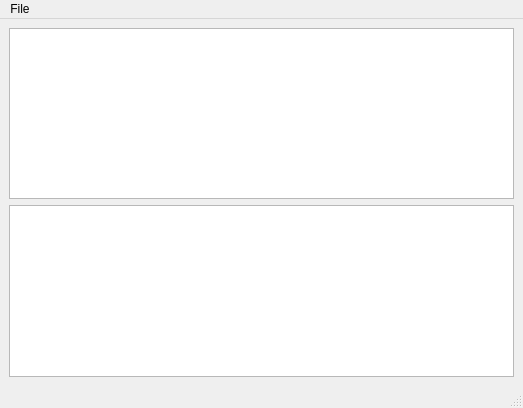
The window that src/ui/gui1.ui (volund/entr) describes before a commit, drawn with Qt 5.
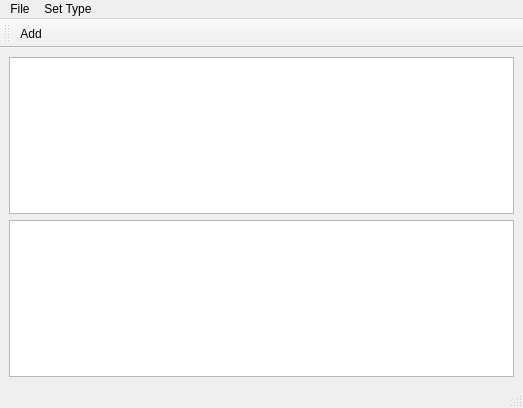
The same window after the commit.

Commit message: added ability to set document type, changed selection mode

```diff
--- a/src/ui/gui1.ui
+++ b/src/ui/gui1.ui
@@ -16,7 +16,20 @@
   <widget class="QWidget" name="centralwidget">
    <layout class="QVBoxLayout" name="verticalLayout">
     <item>
-     <widget class="QListView" name="unsorted_files_view"/>
+     <widget class="QTableView" name="unsorted_files_view">
+      <property name="locale">
+       <locale language="English" country="UnitedStates"/>
+      </property>
+      <property name="selectionBehavior">
+       <enum>QAbstractItemView::SelectRows</enum>
+      </property>
+      <property name="showGrid">
+       <bool>false</bool>
+      </property>
+      <property name="gridStyle">
+       <enum>Qt::NoPen</enum>
+      </property>
+     </widget>
     </item>
     <item>
      <widget class="QListView" name="metadata_view"/>
@@ -40,9 +53,27 @@
     <addaction name="separator"/>
     <addaction name="actionQuit"/>
    </widget>
+   <widget class="QMenu" name="menuSet_Type">
+    <property name="title">
+     <string>Set Type</string>
+    </property>
+   </widget>
    <addaction name="menuFile"/>
+   <addaction name="menuSet_Type"/>
   </widget>
   <widget class="QStatusBar" name="statusbar"/>
+  <widget class="QToolBar" name="toolBar">
+   <property name="windowTitle">
+    <string>toolBar</string>
+   </property>
+   <attribute name="toolBarArea">
+    <enum>TopToolBarArea</enum>
+   </attribute>
+   <attribute name="toolBarBreak">
+    <bool>false</bool>
+   </attribute>
+   <addaction name="actionAdd"/>
+  </widget>
   <action name="actionAdd">
    <property name="text">
     <string>Add...</string>
```
The commit also changes 4 other files.
